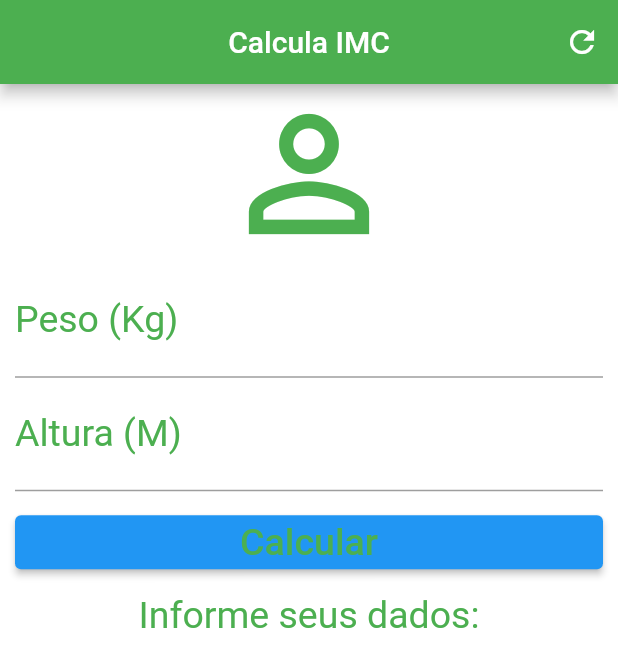
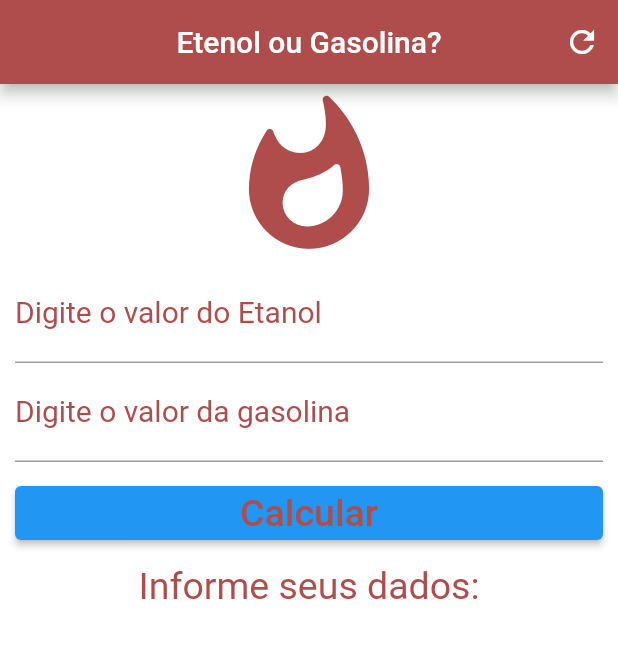
Before and after one commit to amorim66/app-flutter-imc, a Flutter app: the screen it shows after launch, on a phone screen of 412 x 824 dp. Shown: the top 667 px of the screen. Run offline on Flutter 3.47's test engine with Material 2 defaults, Android fonts, the phone set to English and light mode, and no system bars.

Commit message:
novo projeto teste

```diff
--- a/lib/main.dart
+++ b/lib/main.dart
@@ -23,12 +23,12 @@ class _MyWidgetState extends State<MyWidget>{
 
   GlobalKey<FormState> _formKey = GlobalKey<FormState>();
 
-  TextEditingController pesoController = TextEditingController();
-  TextEditingController alturaController = TextEditingController();
+  TextEditingController etanolController = TextEditingController();
+  TextEditingController gasolinaController = TextEditingController();
 
   void _resetFields(){
-    pesoController.text = '';
-    pesoController.text = '';
+    gasolinaController.text = '';
+    etanolController.text = '';
     setState(() {
       _info ="Informe seus dados.";
       _formKey = GlobalKey<FormState>();
@@ -37,25 +37,29 @@ class _MyWidgetState extends State<MyWidget>{
 
   void _calcular(){
     setState(() {
-      double peso = double.parse(pesoController.text);
-      double altura = double.parse(alturaController.text);
-      double imc = (peso / (altura * altura));
+      double gasolina = double.parse(gasolinaController.text);
+      double etanol = double.parse(etanolController.text);
 
-      print(imc);
 
-      if (imc < 18.6) {
-        _info = 'Abaixo do Peso (${imc.toStringAsPrecision(3)})';
-      } else if (imc >= 18.6 && imc < 24.9){
-        _info = 'Peso Ideal (${imc.toStringAsPrecision(3)})';
-      } else if (imc >= 24.9 && imc < 29.9){
-        _info = 'Levemente Acima do Peso (${imc.toStringAsPrecision(3)})';
-      } else if (imc >= 29.9 && imc < 34.9){
-        _info = 'Obesidade Grau I (${imc.toStringAsPrecision(3)})';
-      } else if (imc >= 34.9 && imc < 39.9){
-        _info = 'Obesidade Grau II (${imc.toStringAsPrecision(3)})';
-      } else if (imc >= 40){
-        _info = 'Obesidade Grau III (${imc.toStringAsPrecision(3)})';
+      if (etanol <= gasolina * 0.7) {
+        _info = 'É vantajoso colocar Etanol! ';
+      } else{
+        _info = 'É vantajoso colocar Gasolina! ';
       }
+
+      // if (imc < 18.6) {
+      //   _info = 'Abaixo do Peso (${imc.toStringAsPrecision(3)})';
+      // } else if (imc >= 18.6 && imc < 24.9){
+      //   _info = 'Peso Ideal (${imc.toStringAsPrecision(3)})';
+      // } else if (imc >= 24.9 && imc < 29.9){
+      //   _info = 'Levemente Acima do Peso (${imc.toStringAsPrecision(3)})';
+      // } else if (imc >= 29.9 && imc < 34.9){
+      //   _info = 'Obesidade Grau I (${imc.toStringAsPrecision(3)})';
+      // } else if (imc >= 34.9 && imc < 39.9){
+      //   _info = 'Obesidade Grau II (${imc.toStringAsPrecision(3)})';
+      // } else if (imc >= 40){
+      //   _info = 'Obesidade Grau III (${imc.toStringAsPrecision(3)})';
+      // }
     });
   }
 
@@ -64,9 +68,9 @@ class _MyWidgetState extends State<MyWidget>{
     return MaterialApp(
       home: Scaffold(
       appBar: AppBar(
-        title: const Text("Calcula IMC"),
+        title: const Text("Etenol ou Gasolina?"),
         centerTitle: true,
-        backgroundColor: Colors.green,
+        backgroundColor: Color.fromARGB(255, 175, 76, 76),
         actions: <Widget>[
           IconButton(onPressed: _resetFields, icon: const Icon(Icons.refresh))
         ],
@@ -79,16 +83,16 @@ class _MyWidgetState extends State<MyWidget>{
               child: Column(
                 crossAxisAlignment: CrossAxisAlignment.stretch,
                 children: <Widget>[
-                  const Icon(Icons.person_outline,
-                      size: 120.0, color: Colors.green),
+                  const Icon(Icons.whatshot_rounded,
+                      size: 120.0, color: Color.fromARGB(255, 175, 76, 76)),
                   TextFormField(
                       keyboardType: TextInputType.number,
                       decoration: const InputDecoration(
-                          labelText: "Peso (Kg)",
-                          labelStyle: TextStyle(color: Colors.green)),
+                          labelText: "Digite o valor do Etanol",
+                          labelStyle: TextStyle(color: Color.fromARGB(255, 175, 76, 76))),
                           textAlign: TextAlign.center,
-                          style: const TextStyle(color: Colors.green, fontSize: 25.0),
-                          controller: pesoController,
+                          style: const TextStyle(color: Color.fromARGB(255, 175, 76, 76), fontSize: 20.0),
+                          controller: etanolController,
                           validator: (value) {
                             if(value!.isEmpty){
                               return "Insira seu Peso!";
@@ -99,11 +103,11 @@ class _MyWidgetState extends State<MyWidget>{
                   TextFormField(
                     keyboardType: TextInputType.number,
                     decoration: const InputDecoration(
-                          labelText: "Altura (M)",
-                          labelStyle: TextStyle(color: Colors.green)),
+                          labelText: "Digite o valor da gasolina",
+                          labelStyle: TextStyle(color: Color.fromARGB(255, 175, 76, 76))),
                     textAlign: TextAlign.center,
-                    style: const TextStyle(color: Colors.green, fontSize: 25.0),
-                    controller: alturaController,
+                    style: const TextStyle(color: Color.fromARGB(255, 175, 76, 76), fontSize: 20.0),
+                    controller: gasolinaController,
                     validator: (value) {
                       if (value!.isEmpty) {
                         return "Insira sua Altura!";
@@ -121,14 +125,14 @@ class _MyWidgetState extends State<MyWidget>{
                       },
                       child: const Text(
                         'Calcular',
-                        style: TextStyle(color: Colors.green, fontSize: 25.0),
+                        style: TextStyle(color: Color.fromARGB(255, 175, 76, 76), fontSize: 25.0),
                       ),
                     ),
                   ),
                   Text(
                     _info,
                     textAlign: TextAlign.center,
-                    style: const TextStyle(color: Colors.green, fontSize: 25.0),
+                    style: const TextStyle(color: Color.fromARGB(255, 175, 76, 76), fontSize: 25.0),
                   )
                 ],
               )))
```
